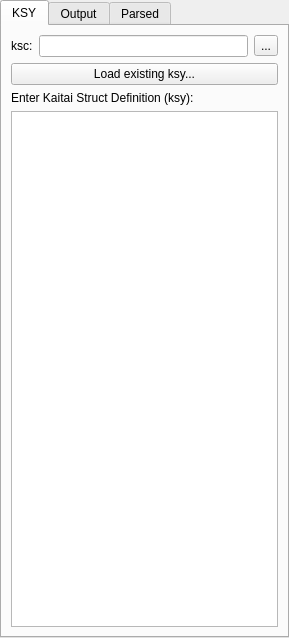
Qt form src/hobbits-plugins/analyzers/KaitaiStruct/kaitaistruct.ui (goldest-star/binary-analysis-tool) before a commit.
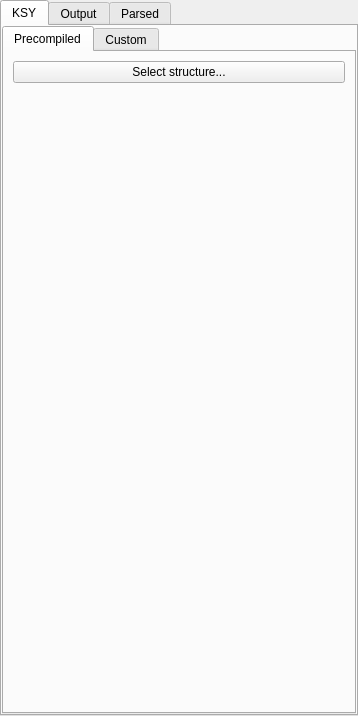
The same form after that commit.

What changed in the file:
```diff
--- a/src/hobbits-plugins/analyzers/KaitaiStruct/kaitaistruct.ui
+++ b/src/hobbits-plugins/analyzers/KaitaiStruct/kaitaistruct.ui
@@ -6,8 +6,8 @@
    <rect>
     <x>0</x>
     <y>0</y>
-    <width>289</width>
-    <height>638</height>
+    <width>358</width>
+    <height>716</height>
    </rect>
   </property>
   <property name="windowTitle">
@@ -38,7 +38,68 @@
       <attribute name="title">
        <string>KSY</string>
       </attribute>
+      <layout class="QVBoxLayout" name="verticalLayout_8">
+       <property name="leftMargin">
+        <number>0</number>
+       </property>
+       <property name="topMargin">
+        <number>0</number>
+       </property>
+       <property name="rightMargin">
+        <number>0</number>
+       </property>
+       <property name="bottomMargin">
+        <number>0</number>
+       </property>
+       <item>
+        <widget class="QTabWidget" name="tabExecOptions">
+         <property name="currentIndex">
+          <number>0</number>
+         </property>
+         <widget class="QWidget" name="tab_precompiled">
+          <attribute name="title">
+           <string>Precompiled</string>
+          </attribute>
+          <layout class="QVBoxLayout" name="verticalLayout_7">
+           <item>
+            <widget class="QPushButton" name="pb_selectPrecompiled">
+             <property name="text">
+              <string>Select structure...</string>
+             </property>
+            </widget>
+           </item>
+           <item>
+            <spacer name="verticalSpacer">
+             <property name="orientation">
+              <enum>Qt::Vertical</enum>
+             </property>
+             <property name="sizeHint" stdset="0">
+              <size>
+               <width>20</width>
+               <height>571</height>
+              </size>
+             </property>
+            </spacer>
+           </item>
+          </layout>
+         </widget>
+         <widget class="QWidget" name="tab_custom">
+          <attribute name="title">
+           <string>Custom</string>
+          </attribute>
       <layout class="QVBoxLayout" name="verticalLayout_3">
+           <property name="leftMargin">
+            <number>0</number>
+           </property>
+           <property name="topMargin">
+            <number>0</number>
+           </property>
+           <property name="rightMargin">
+            <number>0</number>
+           </property>
+           <property name="bottomMargin">
+            <number>0</number>
+           </property>
        <item>
         <layout class="QVBoxLayout" name="verticalLayout">
          <item>
@@ -112,6 +173,10 @@
           </widget>
          </item>
         </layout>
+           </item>
+          </layout>
+         </widget>
+        </widget>
        </item>
       </layout>
      </widget>
```
Lines whose indentation alone changed are shown as unchanged.
